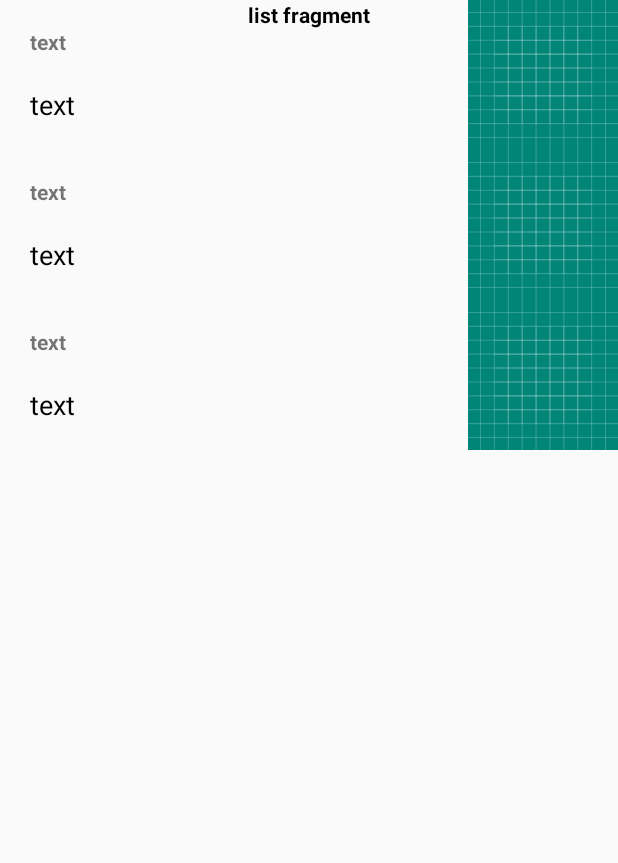
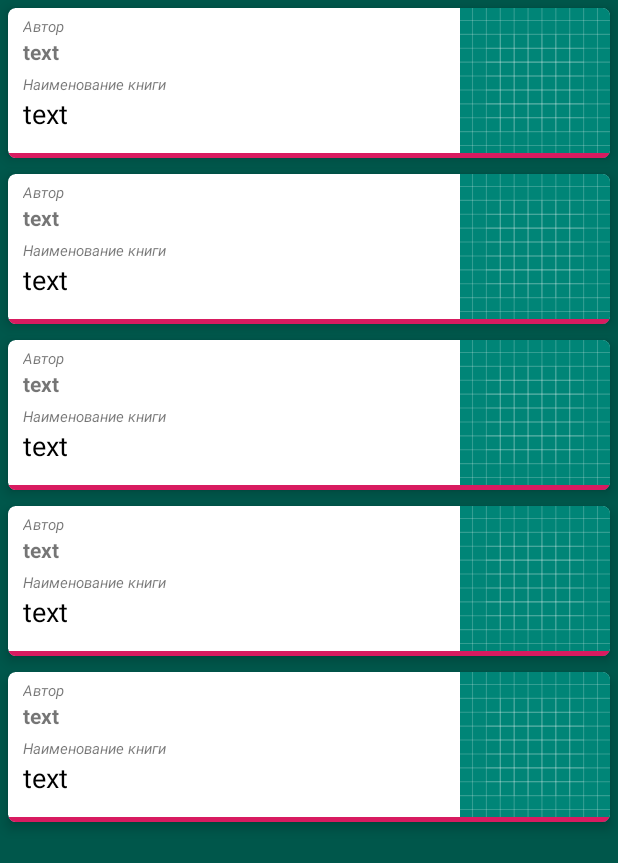
Before and after one commit to toffeantyri/ViewReaderModule, an Android app: the layout fragment_list.xml on its own in the app's theme, with its tools: preview values and no code run, on a phone screen of 412 x 824 dp. Shown: the top 863 px of the screen. Run offline under Robolectric (Android 15) with nearby library versions, the phone set to English and light mode, and no system bars.

Commit message:
Fix View of RV items
- add text field, add card, padding etc.

```diff
--- a/app/src/main/java/ru/reader/viewpagermodule/UtilFuncs.kt
+++ b/app/src/main/java/ru/reader/viewpagermodule/UtilFuncs.kt
@@ -65,7 +65,7 @@ fun getListFB2NameFromAsset(context: Context): List<String> {
 }
 
 
-fun getListBookFromAsset(context: Context, namesOfFiles : List<String>): List<BookCardData> {
+fun getListBookFromAssetByName(context: Context, namesOfFiles : List<String>): List<BookCardData> {
     val list = arrayListOf<BookCardData>()
 
     for (name in namesOfFiles) {
--- a/app/src/main/java/ru/reader/viewpagermodule/screens/ListFragment.kt
+++ b/app/src/main/java/ru/reader/viewpagermodule/screens/ListFragment.kt
@@ -1,18 +1,19 @@
 package ru.reader.viewpagermodule.screens
 
 import android.os.Bundle
-import android.util.Log
 import android.view.LayoutInflater
 import android.view.View
 import android.view.ViewGroup
 import androidx.fragment.app.Fragment
 import androidx.fragment.app.activityViewModels
+import androidx.recyclerview.widget.DividerItemDecoration
 import androidx.recyclerview.widget.LinearLayoutManager
+import androidx.recyclerview.widget.RecyclerView
 import kotlinx.android.synthetic.main.fragment_list.*
 import ru.reader.viewpagermodule.R
 import ru.reader.viewpagermodule.adapters.BookCardData
 import ru.reader.viewpagermodule.adapters.BookListAdapter
-import ru.reader.viewpagermodule.getListBookFromAsset
+import ru.reader.viewpagermodule.getListBookFromAssetByName
 import ru.reader.viewpagermodule.getListFB2NameFromAsset
 import ru.reader.viewpagermodule.viewmodels.ViewModelMainActivity
 
@@ -44,11 +45,11 @@ class ListFragment : Fragment() {
         super.onStart()
         initRv()
         val list = getListFB2NameFromAsset(this.context!!)
-        list.forEach { Log.d("MyLog", "mainActivity, name $it") }
-        val listBook = getListBookFromAsset(this.context!!, list)
-        listBook.forEach { Log.d("MyLog", "MA: BOOK : author : ${it.author} nameBook : ${it.nameBook}") }
+        //list.forEach { Log.d("MyLog", "mainActivity, name $it") }
+        //val listBook = getListBookFromAsset(this.context!!, list)
+        //listBook.forEach { Log.d("MyLog", "MA: BOOK : author : ${it.author} nameBook : ${it.nameBook}") }
 
-        adapter.fillAdapter(getListBookFromAsset(this.context!!, list))
+        adapter.fillAdapter(getListBookFromAssetByName(this.context!!, list))
     }
 
     private fun initRv() {
--- a/app/src/main/res/layout/fragment_list.xml
+++ b/app/src/main/res/layout/fragment_list.xml
@@ -3,21 +3,15 @@
              xmlns:tools="http://schemas.android.com/tools"
              android:layout_width="match_parent"
              android:layout_height="match_parent"
-             tools:context=".screens.ListFragment">
-
-    <TextView
-            android:text="list fragment"
-            android:textStyle="bold"
-            android:textColor="@android:color/black"
-            android:layout_gravity="center_horizontal"
-            android:layout_width="wrap_content"
-              android:layout_height="wrap_content"/>
+             tools:context=".screens.ListFragment"
+             tools:background="@color/colorPrimaryDark">
 
     <androidx.recyclerview.widget.RecyclerView
             android:id="@+id/list_rv"
             android:layout_width="match_parent"
             android:layout_height="match_parent"
             tools:listitem="@layout/item_rv_list"
+            tools:itemCount="5"
     />
 
 
--- a/app/src/main/res/layout/item_rv_list.xml
+++ b/app/src/main/res/layout/item_rv_list.xml
@@ -1,18 +1,25 @@
 <?xml version="1.0" encoding="utf-8"?>
-<androidx.constraintlayout.widget.ConstraintLayout
-        xmlns:android="http://schemas.android.com/apk/res/android"
+
+<androidx.cardview.widget.CardView
         android:layout_width="match_parent"
         android:layout_height="wrap_content"
+        xmlns:android="http://schemas.android.com/apk/res/android" xmlns:app="http://schemas.android.com/apk/res-auto"
         xmlns:tools="http://schemas.android.com/tools"
-        xmlns:app="http://schemas.android.com/apk/res-auto"
+        app:cardCornerRadius="5dp"
+        app:cardElevation="5dp"
+        android:paddingHorizontal="10dp"
+        android:layout_margin="5dp">
+
+    <androidx.constraintlayout.widget.ConstraintLayout
+            android:layout_width="match_parent"
+            android:layout_height="match_parent"
             android:gravity="center_vertical"
-        android:id="@+id/iparent"
     >
 
         <LinearLayout
+                android:paddingHorizontal="10dp"
                 app:layout_constraintTop_toTopOf="parent"
                 app:layout_constraintStart_toStartOf="parent"
-            android:layout_marginStart="10dp"
                 android:id="@+id/text_container"
                 android:layout_width="wrap_content"
                 android:layout_height="match_parent"
@@ -21,25 +28,42 @@
                 app:layout_constraintHorizontal_bias="0.0"
                 app:layout_constraintBottom_toBottomOf="parent">
 
+
             <TextView
-                android:padding="10dp"
+                    android:paddingTop="5dp"
+                    android:text="Автор"
+                    android:layout_width="wrap_content"
+                    android:layout_height="wrap_content"
+                    android:textStyle="italic"
+                    android:textSize="10dp"
+            />
+
+
+            <TextView
                     android:id="@+id/tv_author_book"
                     tools:text="text"
                     android:layout_width="wrap_content"
                     android:layout_height="wrap_content"
                     android:textStyle="bold"
                     android:textSize="14dp"
+                    android:paddingBottom="5dp"
             />
 
             <TextView
-                android:padding="10dp"
+                    android:text="Наименование книги"
+                    android:layout_width="wrap_content"
+                    android:layout_height="wrap_content"
+                    android:textStyle="italic"
+                    android:textSize="10dp"/>
+            <TextView
                     android:id="@+id/tv_name_book"
                     tools:text="text"
                     android:layout_width="wrap_content"
                     android:layout_height="wrap_content"
                     android:textStyle="normal"
                     android:textColor="@android:color/black"
-                android:textSize="18dp"/>
+                    android:textSize="18dp"
+                    android:paddingBottom="5dp"/>
         </LinearLayout>
 
 
@@ -49,7 +73,19 @@
                 android:layout_width="100dp"
                 android:layout_height="100dp"
                 app:layout_constraintEnd_toEndOf="parent"
-            app:layout_constraintTop_toTopOf="parent"/>
+                app:layout_constraintTop_toTopOf="parent"
+                app:layout_constraintBottom_toBottomOf="parent"/>
 
 
     </androidx.constraintlayout.widget.ConstraintLayout>
+
+    <LinearLayout
+            android:background="@color/colorAccent"
+            android:orientation="horizontal"
+            android:layout_width="match_parent"
+            android:layout_height="3dp"
+            android:layout_gravity="bottom"
+
+    />
+
+</androidx.cardview.widget.CardView>
```
Lines whose indentation alone changed are shown as unchanged.
